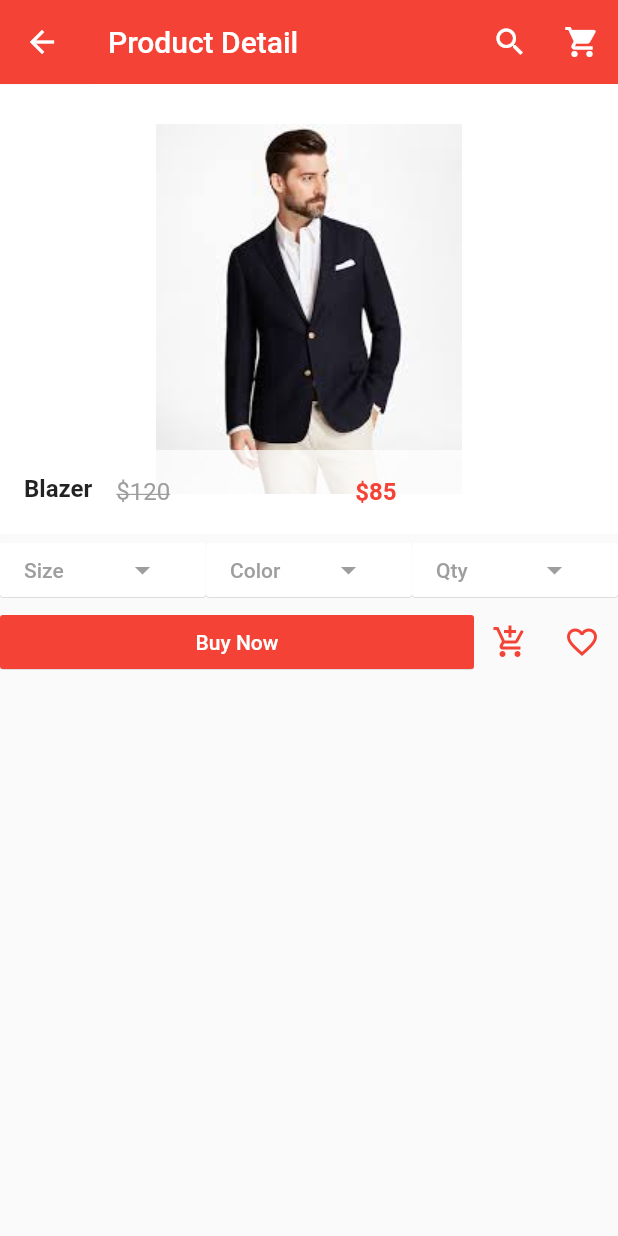
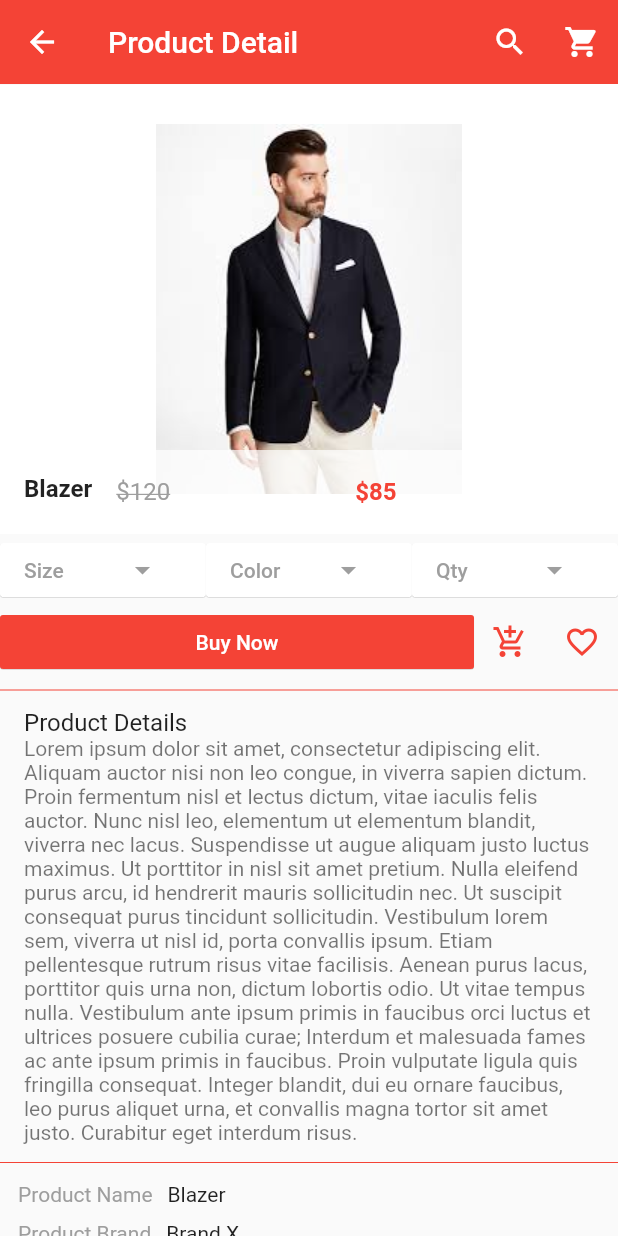
Before and after one commit to Crawford30/ShopApp, a Flutter app: the screen it shows after launch, after a tap on "Blazer", on a phone screen of 412 x 824 dp. Run offline on Flutter 3.47's test engine with Material 2 defaults, Android fonts, the phone set to English and light mode, and no system bars; our stand-ins replace carousel_pro.

Commit message:
Product Detail Page complete

```diff
--- a/lib/pages/product_details.dart
+++ b/lib/pages/product_details.dart
@@ -87,7 +87,27 @@ class _ProductDetailsState extends State<ProductDetails> {
               //========The Size Button=====
               Expanded(
                 child: MaterialButton(
-                  onPressed: () {},
+                  onPressed: () {
+                    showDialog(
+                        context: context,
+                        builder: (context) {
+                          return AlertDialog(
+                            title: Text("Size"),
+                            content: Text("Choose the size"),
+                            actions: [
+                              MaterialButton(
+                                onPressed: () {
+                                  Navigator.of(context).pop(context);
+                                },
+                                child: Text(
+                                  "Close",
+                                  style: TextStyle(color: Colors.green),
+                                ),
+                              )
+                            ],
+                          );
+                        });
+                  },
                   color: Colors.white,
                   textColor: Colors.grey,
                   elevation: 0.2,
@@ -102,7 +122,27 @@ class _ProductDetailsState extends State<ProductDetails> {
 
               Expanded(
                 child: MaterialButton(
-                  onPressed: () {},
+                  onPressed: () {
+                    showDialog(
+                        context: context,
+                        builder: (context) {
+                          return AlertDialog(
+                            title: Text("Colors"),
+                            content: Text("Choose a color"),
+                            actions: [
+                              MaterialButton(
+                                onPressed: () {
+                                  Navigator.of(context).pop(context);
+                                },
+                                child: Text(
+                                  "Close",
+                                  style: TextStyle(color: Colors.green),
+                                ),
+                              )
+                            ],
+                          );
+                        });
+                  },
                   color: Colors.white,
                   textColor: Colors.grey,
                   elevation: 0.2,
@@ -117,7 +157,27 @@ class _ProductDetailsState extends State<ProductDetails> {
 
               Expanded(
                 child: MaterialButton(
-                  onPressed: () {},
+                  onPressed: () {
+                    showDialog(
+                        context: context,
+                        builder: (context) {
+                          return AlertDialog(
+                            title: Text("Quantity"),
+                            content: Text("Choose the quantity"),
+                            actions: [
+                              MaterialButton(
+                                onPressed: () {
+                                  Navigator.of(context).pop(context);
+                                },
+                                child: Text(
+                                  "Close",
+                                  style: TextStyle(color: Colors.green),
+                                ),
+                              )
+                            ],
+                          );
+                        });
+                  },
                   color: Colors.white,
                   textColor: Colors.grey,
                   elevation: 0.2,
@@ -157,6 +217,70 @@ class _ProductDetailsState extends State<ProductDetails> {
                   ))
             ],
           ),
+
+          Divider(
+            color: Colors.red,
+          ),
+          ListTile(
+            title: Text("Product Details"),
+            subtitle: Text(
+                "Lorem ipsum dolor sit amet, consectetur adipiscing elit. Aliquam auctor nisi non leo congue, in viverra sapien dictum. Proin fermentum nisl et lectus dictum, vitae iaculis felis auctor. Nunc nisl leo, elementum ut elementum blandit, viverra nec lacus. Suspendisse ut augue aliquam justo luctus maximus. Ut porttitor in nisl sit amet pretium. Nulla eleifend purus arcu, id hendrerit mauris sollicitudin nec. Ut suscipit consequat purus tincidunt sollicitudin. Vestibulum lorem sem, viverra ut nisl id, porta convallis ipsum. Etiam pellentesque rutrum risus vitae facilisis. Aenean purus lacus, porttitor quis urna non, dictum lobortis odio. Ut vitae tempus nulla. Vestibulum ante ipsum primis in faucibus orci luctus et ultrices posuere cubilia curae; Interdum et malesuada fames ac ante ipsum primis in faucibus. Proin vulputate ligula quis fringilla consequat. Integer blandit, dui eu ornare faucibus, leo purus aliquet urna, et convallis magna tortor sit amet justo. Curabitur eget interdum risus."),
+          ),
+
+          Divider(
+            color: Colors.red,
+          ),
+
+          Row(
+            children: [
+              Padding(
+                padding: const EdgeInsets.fromLTRB(12.0, 5.0, 5.0, 5.0),
+                child: Text(
+                  "Product Name",
+                  style: TextStyle(color: Colors.grey),
+                ),
+              ),
+              Padding(
+                padding: EdgeInsets.all(5.0),
+                child: Text(widget.product_detail_name),
+              )
+            ],
+          ),
+
+          Row(
+            children: [
+              Padding(
+                padding: const EdgeInsets.fromLTRB(12.0, 5.0, 5.0, 5.0),
+                child: Text(
+                  "Product Brand",
+                  style: TextStyle(color: Colors.grey),
+                ),
+              ),
+
+              //====TODO:: REMEMBER TO CREATE PRODUCT BRAND
+              Padding(
+                padding: EdgeInsets.all(5.0),
+                child: Text("Brand X"),
+              )
+            ],
+          ),
+
+          //======ADD THE PRODUCT CONDITION======
+          Row(
+            children: [
+              Padding(
+                padding: const EdgeInsets.fromLTRB(12.0, 5.0, 5.0, 5.0),
+                child: Text(
+                  "Product Condition",
+                  style: TextStyle(color: Colors.grey),
+                ),
+              ),
+              Padding(
+                padding: EdgeInsets.all(5.0),
+                child: Text("NEW"),
+              )
+            ],
+          ),
         ],
       ),
     );
```
